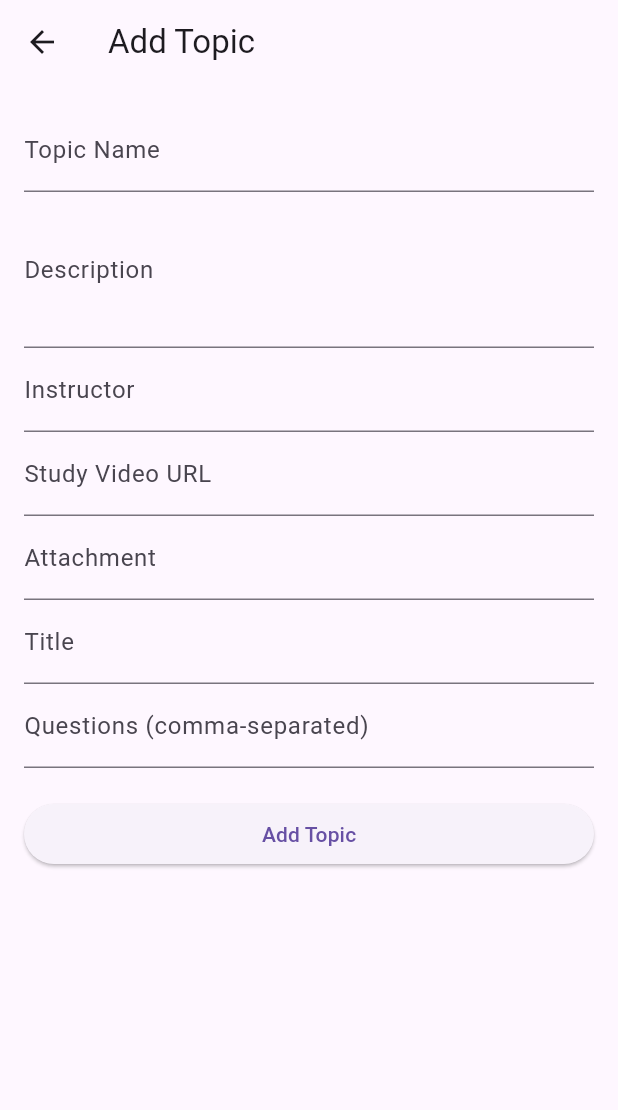
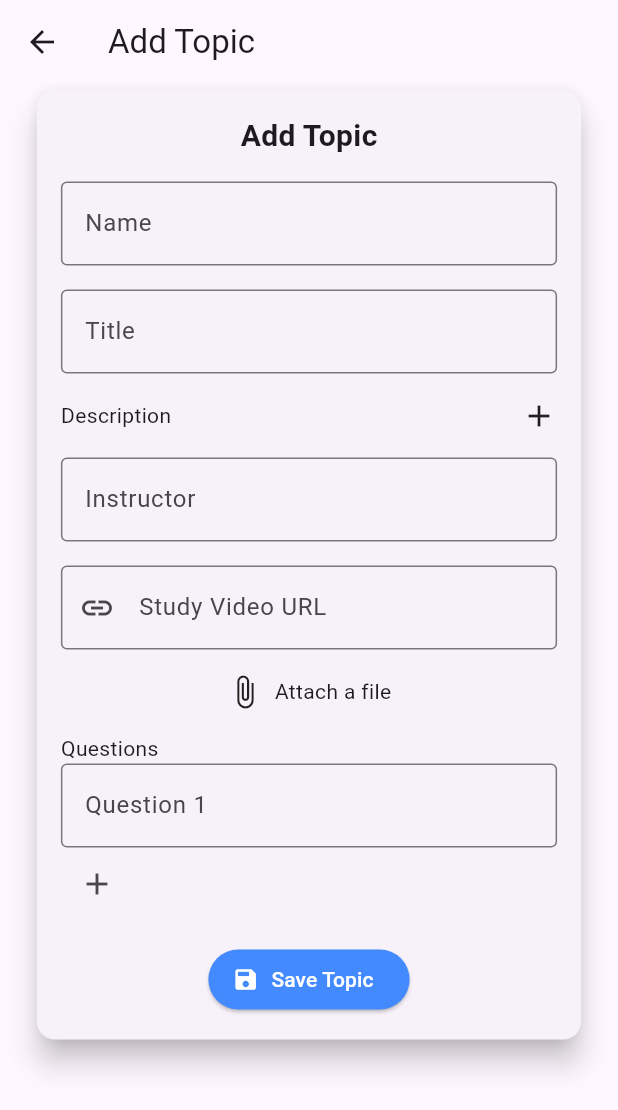
Before and after one commit to Chandu-Collab/AppTeam, a Flutter app: the AddTopicScreen screen opened directly with empty values, on a phone screen of 412 x 824 dp. Shown: the top 1110 px of the screen. Run offline on Flutter 3.47's test engine with Material 3 defaults, Android fonts, the phone set to English and light mode, and no system bars; our stand-ins replace cloud_firestore, file_picker, firebase_auth, firebase_core, firebase_storage, google_sign_in and 2 more; accounts and stored records are empty.

Commit message:
Update add_topic_screen.dart

```diff
--- a/lib/screens/add_topic_screen.dart
+++ b/lib/screens/add_topic_screen.dart
@@ -1,4 +1,5 @@
 import 'package:flutter/material.dart';
+import 'package:file_picker/file_picker.dart';
 import 'package:taurusai/models/topic.dart';
 import 'package:taurusai/services/topic_service.dart';
 
@@ -6,111 +7,224 @@ class AddTopicScreen extends StatefulWidget {
   final String courseId;
 
   AddTopicScreen({required this.courseId});
-
   @override
   _AddTopicScreenState createState() => _AddTopicScreenState();
 }
 
 class _AddTopicScreenState extends State<AddTopicScreen> {
+  final TopicService _topicService = TopicService();
   final _formKey = GlobalKey<FormState>();
-  final TopicService _topicService = TopicService();
+  final TextEditingController _nameController = TextEditingController();
+  final TextEditingController _titleController = TextEditingController();
+  final TextEditingController _descriptionController = TextEditingController();
+  final TextEditingController _instructorController = TextEditingController();
+  final TextEditingController _videoUrlController = TextEditingController();
+  final List<String> _questions = [""];
 
-  String name = '';
-  String description = '';
-  String instructor = '';
-  String? studyVideoUrl;
-  String? attachment;
-  String title = '';
-  List<String> question = [];
+  bool _isDescriptionExpanded = false;
+  String? _attachmentPath;
+
+  Future<void> _pickFile() async {
+    FilePickerResult? result = await FilePicker.platform.pickFiles();
+    if (result != null) {
+      setState(() {
+        _attachmentPath = result.files.single.path;
+      });
+    }
+  }
+
+  void _submitForm() async {
+    if (_formKey.currentState!.validate()) {
+      _formKey.currentState!.save();
+      Topic newTopic = Topic(
+        id: '', // This will be set by Firestore
+        name: _nameController.text,
+        description: _descriptionController.text,
+        instructor: _instructorController.text,
+        studyVideoUrl: _videoUrlController.text,
+        attachment: _attachmentPath,
+        title: _titleController.text,
+        question: _questions,
+      );
+      try {
+        String topicId = await _topicService.createTopic(newTopic);
+        await _topicService.addTopicToCourse(widget.courseId, topicId);
+        ScaffoldMessenger.of(context).showSnackBar(
+          SnackBar(content: Text('Topic added successfully')),
+        );
+      } catch (e) {
+        ScaffoldMessenger.of(context).showSnackBar(
+          SnackBar(content: Text('Error adding topic: $e')),
+        );
+      }
+    }
+  }
+
+  void _clearForm() {
+    _nameController.clear();
+    _titleController.clear();
+    _descriptionController.clear();
+    _instructorController.clear();
+    _videoUrlController.clear();
+    _questions.clear();
+    _questions.add("");
+    setState(() => _attachmentPath = null);
+  }
 
   @override
   Widget build(BuildContext context) {
     return Scaffold(
       appBar: AppBar(
         title: Text('Add Topic'),
+        backgroundColor: Colors.transparent,
+        elevation: 0,
+        leading: IconButton(
+          icon: Icon(Icons.arrow_back),
+          onPressed: () => Navigator.pop(context),
+        ),
       ),
       body: SingleChildScrollView(
-        padding: EdgeInsets.all(16),
+        child: Center(
+          child: SizedBox(
+            width: MediaQuery.of(context).size.width * 0.9,
+            child: Card(
+              shape: RoundedRectangleBorder(
+                  borderRadius: BorderRadius.circular(12)),
+              elevation: 8,
+              child: Padding(
+                padding: const EdgeInsets.all(16),
                 child: Form(
                   key: _formKey,
                   child: Column(
-            crossAxisAlignment: CrossAxisAlignment.stretch,
+                    crossAxisAlignment: CrossAxisAlignment.center,
                     children: [
+                      Text("Add Topic",
+                          style: TextStyle(
+                              fontSize: 20, fontWeight: FontWeight.bold)),
+                      SizedBox(height: 16),
                       TextFormField(
-                decoration: InputDecoration(labelText: 'Topic Name'),
+                        controller: _nameController,
+                        decoration: InputDecoration(
+                            labelText: 'Name', border: OutlineInputBorder()),
                         validator: (value) =>
-                    value!.isEmpty ? 'Please enter a topic name' : null,
-                onSaved: (value) => name = value!,
+                            (value == null || value.length < 2)
+                                ? 'Name must be at least 2 characters'
+                                : null,
                       ),
+                      SizedBox(height: 16),
                       TextFormField(
-                decoration: InputDecoration(labelText: 'Description'),
+                        controller: _titleController,
+                        decoration: InputDecoration(
+                            labelText: 'Title', border: OutlineInputBorder()),
                         validator: (value) =>
-                    value!.isEmpty ? 'Please enter a description' : null,
-                onSaved: (value) => description = value!,
-                maxLines: 3,
+                            (value == null || value.length < 3)
+                                ? 'Title must be at least 3 characters'
+                                : null,
                       ),
+                      SizedBox(height: 16),
+                      GestureDetector(
+                        onTap: () => setState(() =>
+                            _isDescriptionExpanded = !_isDescriptionExpanded),
+                        child: Row(
+                          mainAxisAlignment: MainAxisAlignment.spaceBetween,
+                          children: [
+                            Text('Description'),
+                            Icon(_isDescriptionExpanded
+                                ? Icons.remove
+                                : Icons.add),
+                          ],
+                        ),
+                      ),
+                      if (_isDescriptionExpanded)
                         TextFormField(
-                decoration: InputDecoration(labelText: 'Instructor'),
+                          controller: _descriptionController,
+                          maxLines: 5,
+                          decoration: InputDecoration(
+                              hintText: 'Enter topic description',
+                              border: OutlineInputBorder()),
+                        ),
+                      SizedBox(height: 16),
+                      TextFormField(
+                        controller: _instructorController,
+                        decoration: InputDecoration(
+                            labelText: 'Instructor',
+                            border: OutlineInputBorder()),
                         validator: (value) =>
-                    value!.isEmpty ? 'Please enter an instructor name' : null,
-                onSaved: (value) => instructor = value!,
+                            (value == null || value.length < 2)
+                                ? 'Instructor name is required'
+                                : null,
                       ),
+                      SizedBox(height: 16),
                       TextFormField(
-                decoration: InputDecoration(labelText: 'Study Video URL'),
-                onSaved: (value) => studyVideoUrl = value,
+                        controller: _videoUrlController,
+                        decoration: InputDecoration(
+                            labelText: 'Study Video URL',
+                            prefixIcon: Icon(Icons.link),
+                            border: OutlineInputBorder()),
+                        validator: (value) => (value!.isNotEmpty &&
+                                Uri.tryParse(value)?.hasAbsolutePath != true)
+                            ? 'Please enter a valid URL'
+                            : null,
                       ),
-              TextFormField(
-                decoration: InputDecoration(labelText: 'Attachment'),
-                onSaved: (value) => attachment = value,
+                      SizedBox(height: 16),
+                      GestureDetector(
+                        onTap: _pickFile,
+                        child: Row(
+                          mainAxisAlignment: MainAxisAlignment.center,
+                          children: [
+                            Icon(Icons.attach_file),
+                            SizedBox(width: 8),
+                            Text(_attachmentPath ?? 'Attach a file'),
+                          ],
                         ),
-              TextFormField(
-                decoration: InputDecoration(labelText: 'Title'),
-                validator: (value) =>
-                    value!.isEmpty ? 'Please enter a title' : null,
-                onSaved: (value) => title = value!,
                       ),
-              TextFormField(
-                decoration:
-                    InputDecoration(labelText: 'Questions (comma-separated)'),
-                validator: (value) => value!.isEmpty
-                    ? 'Please enter at least one question'
-                    : null,
-                onSaved: (value) => question = value!.split(','),
+                      SizedBox(height: 16),
+                      Column(
+                        crossAxisAlignment: CrossAxisAlignment.start,
+                        children: [
+                          Text('Questions'),
+                          ..._questions.asMap().entries.map((entry) {
+                            int index = entry.key;
+                            return Row(
+                              children: [
+                                Expanded(
+                                  child: TextFormField(
+                                    initialValue: entry.value,
+                                    decoration: InputDecoration(
+                                        hintText: 'Question ${index + 1}',
+                                        border: OutlineInputBorder()),
+                                    onChanged: (value) =>
+                                        _questions[index] = value,
                                   ),
-              SizedBox(height: 20),
-              ElevatedButton(
-                child: Text('Add Topic'),
-                onPressed: () async {
-                  if (_formKey.currentState!.validate()) {
-                    _formKey.currentState!.save();
-                    Topic newTopic = Topic(
-                      id: '', // This will be set by Firestore
-                      name: name,
-                      description: description,
-                      instructor: instructor,
-                      studyVideoUrl: studyVideoUrl,
-                      attachment: attachment,
-                      title: title,
-                      question: question,
+                                ),
+                                if (index > 0)
+                                  IconButton(
+                                      icon: Icon(Icons.remove),
+                                      onPressed: () => setState(
+                                          () => _questions.removeAt(index))),
+                              ],
                             );
-                    try {
-                      String topicId =
-                          await _topicService.createTopic(newTopic);
-                      await _topicService.addTopicToCourse(
-                          widget.courseId, topicId);
-                      ScaffoldMessenger.of(context).showSnackBar(
-                        SnackBar(content: Text('Topic added successfully')),
-                      );
-                      Navigator.pop(context);
-                    } catch (e) {
-                      ScaffoldMessenger.of(context).showSnackBar(
-                        SnackBar(content: Text('Error adding topic: $e')),
-                      );
-                    }
-                  }
-                },
+                          }).toList(),
+                          IconButton(
+                              icon: Icon(Icons.add),
+                              onPressed: () =>
+                                  setState(() => _questions.add(""))),
+                        ],
+                      ),
+                      SizedBox(height: 16),
+                      ElevatedButton.icon(
+                        onPressed: _submitForm,
+                        icon: Icon(Icons.save),
+                        label: Text('Save Topic'),
+                        style: ElevatedButton.styleFrom(
+                            backgroundColor: Colors.blueAccent,
+                            foregroundColor: Colors.white),
                       ),
                     ],
+                  ),
+                ),
+              ),
+            ),
           ),
         ),
       ),
```
Lines whose indentation alone changed are shown as unchanged.
